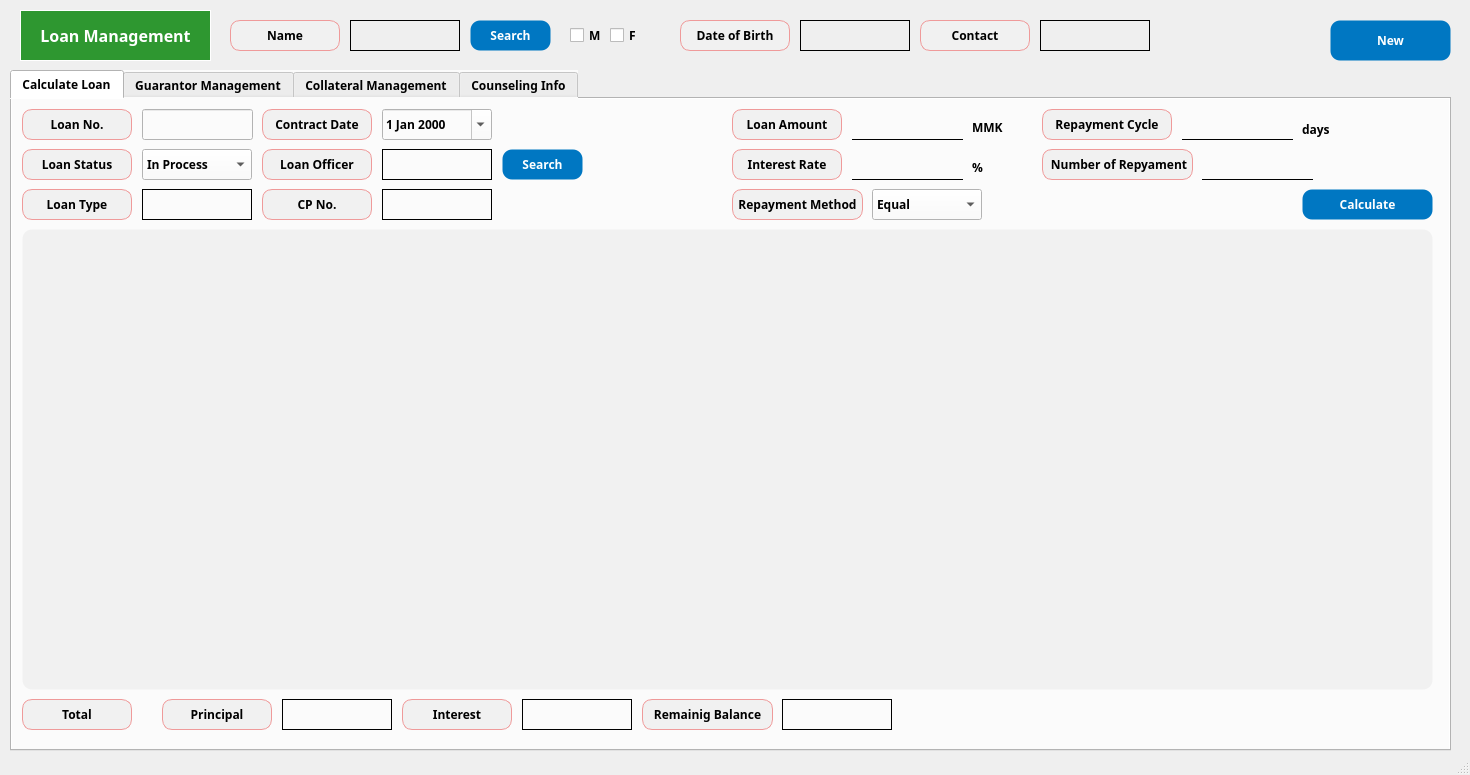
Before: the Qt Designer form app/src/pages/registration/loan.ui in DY-Microfinance-Customer-Management/dymf-algorithm, drawn with Qt 5.
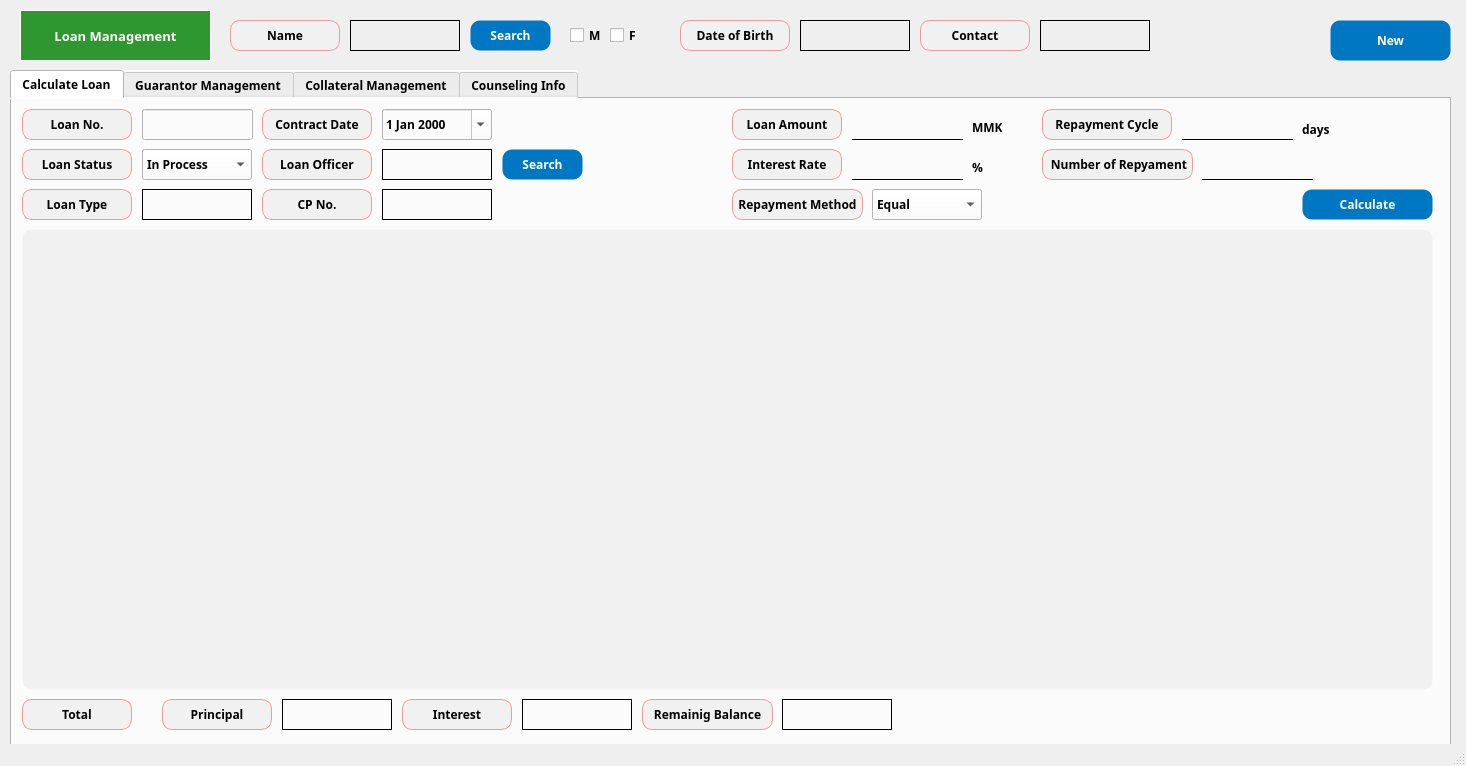
After: the same form once the commit is applied.

Patch:
```diff
--- a/app/src/pages/registration/loan.ui
+++ b/app/src/pages/registration/loan.ui
@@ -6,8 +6,8 @@
    <rect>
     <x>0</x>
     <y>0</y>
-    <width>1470</width>
-    <height>775</height>
+    <width>1466</width>
+    <height>766</height>
    </rect>
   </property>
   <property name="windowTitle">
@@ -98,7 +98,7 @@
     <property name="font">
      <font>
       <family>Arial Black</family>
-      <pointsize>12</pointsize>
+      <pointsize>10</pointsize>
       <weight>75</weight>
       <bold>true</bold>
      </font>
```
